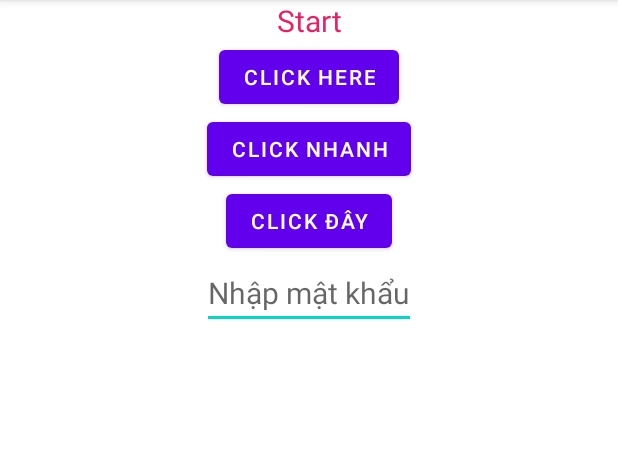
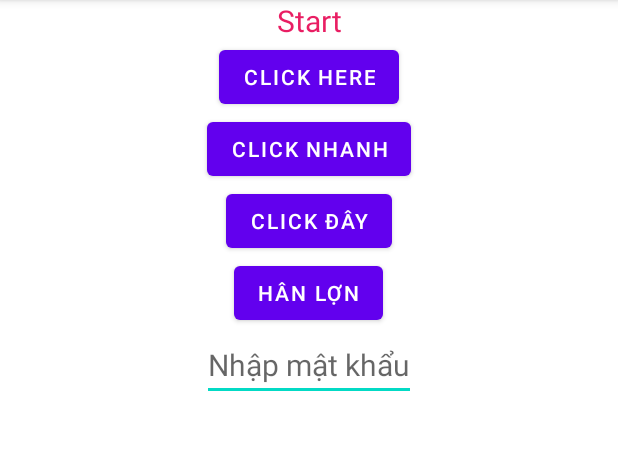
Before and after one commit to quangquyen2702/DOANAPP, an Android app: the screen it shows after launch (MainActivity), on a phone screen of 412 x 824 dp, the part 84-534 px from its top. Run offline under Robolectric (Android 15) with nearby library versions, the phone set to English and light mode, and no system bars.

Commit message:
hân lợn

```diff
--- a/app/src/main/res/layout/activity_main.xml
+++ b/app/src/main/res/layout/activity_main.xml
@@ -33,6 +33,12 @@
         android:text="Click đây"
         android:layout_gravity="center">
     </Button>
+    <Button
+        android:layout_width="wrap_content"
+        android:layout_height="wrap_content"
+        android:text="Hân lợn"
+        android:layout_gravity="center">
+    </Button>
     <EditText
         android:layout_width="wrap_content"
         android:layout_height="wrap_content"
```
